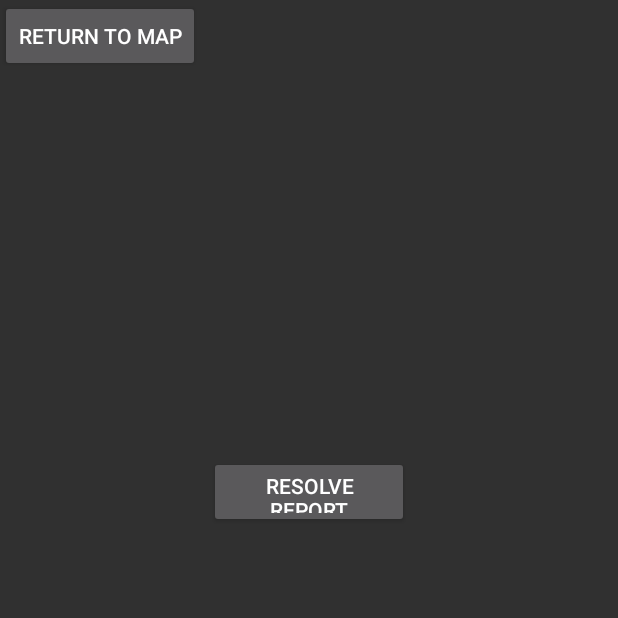
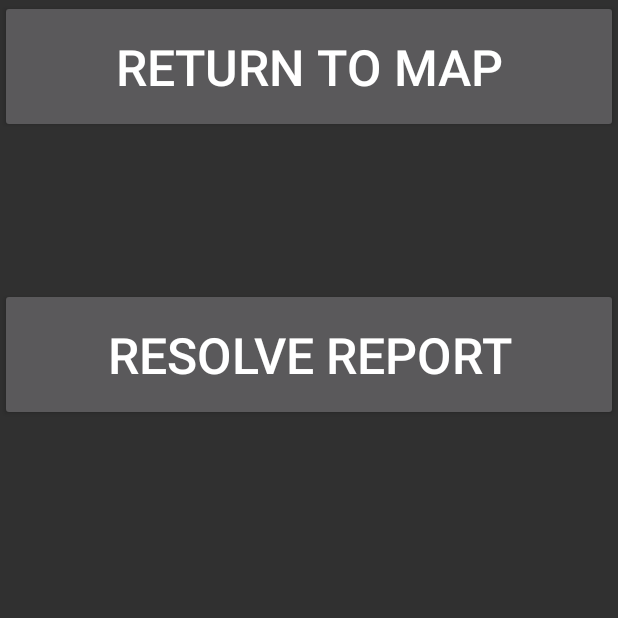
Before and after one commit to brandonkbuchs/576fp, an Android app: the resolveReport screen opened directly, with no data from a screen before it, on a phone screen of 412 x 824 dp, the top half of it. Run offline under Robolectric (Android 15) with nearby library versions, the phone set to English and light mode, and no system bars.

Commit message:
Update resolve_report.xml to new layout

```diff
--- a/app/src/main/res/layout/resolve_report.xml
+++ b/app/src/main/res/layout/resolve_report.xml
@@ -9,19 +9,31 @@
 
     <Button
         android:id="@+id/resolve"
-        android:layout_width="133dp"
-        android:layout_height="48dp"
-        android:layout_marginTop="304dp"
+        android:layout_width="match_parent"
+        android:layout_height="40pt"
+        android:layout_marginTop="192dp"
         android:text="Resolve Report"
+        android:textSize="15pt"
         app:layout_constraintEnd_toEndOf="parent"
+        app:layout_constraintHorizontal_bias="0.0"
         app:layout_constraintStart_toStartOf="parent"
         app:layout_constraintTop_toTopOf="parent" />
 
     <Button
         android:id="@+id/goback"
-        android:layout_width="133dp"
-        android:layout_height="48dp"
+        android:layout_width="match_parent"
+        android:layout_height="40pt"
         android:text="Return to Map"
-        tools:layout_editor_absoluteX="134dp"
-        tools:layout_editor_absoluteY="379dp" />
+        android:textSize="15pt"
+        app:layout_constraintEnd_toEndOf="parent"
+        app:layout_constraintHorizontal_bias="0.0"
+        app:layout_constraintStart_toStartOf="parent"
+        tools:layout_editor_absoluteY="416dp" />
+
+    <androidx.constraintlayout.widget.Guideline
+        android:id="@+id/guideline"
+        android:layout_width="wrap_content"
+        android:layout_height="wrap_content"
+        android:orientation="vertical"
+        app:layout_constraintGuide_begin="20dp" />
 </androidx.constraintlayout.widget.ConstraintLayout>
```
